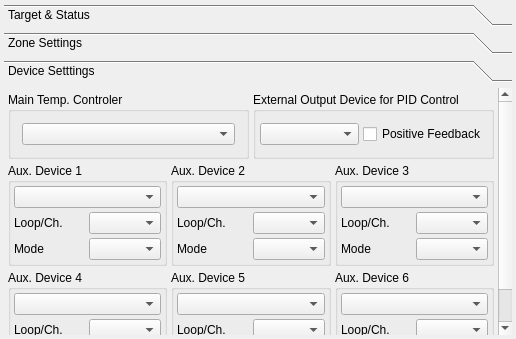
This is modules/tempcontrol/tempmanagerform.ui in northriv/KAME as Qt 5 draws it before an edit. The edited form follows.
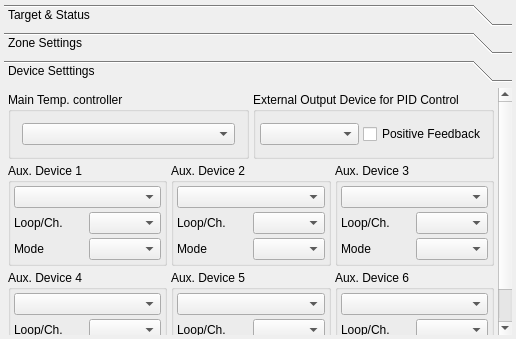
This is the edited form. The open tabs and pages were chosen to show the change.

Diff of the .ui file:
```diff
--- a/modules/tempcontrol/tempmanagerform.ui
+++ b/modules/tempcontrol/tempmanagerform.ui
@@ -956,7 +956,7 @@
         <item row="0" column="0">
          <widget class="QGroupBox" name="groupBox2_8">
           <property name="title">
-           <string>Main Temp. Controler</string>
+           <string>Main Temp. controller</string>
           </property>
           <layout class="QGridLayout" name="gridLayout_2">
            <property name="horizontalSpacing">
```
